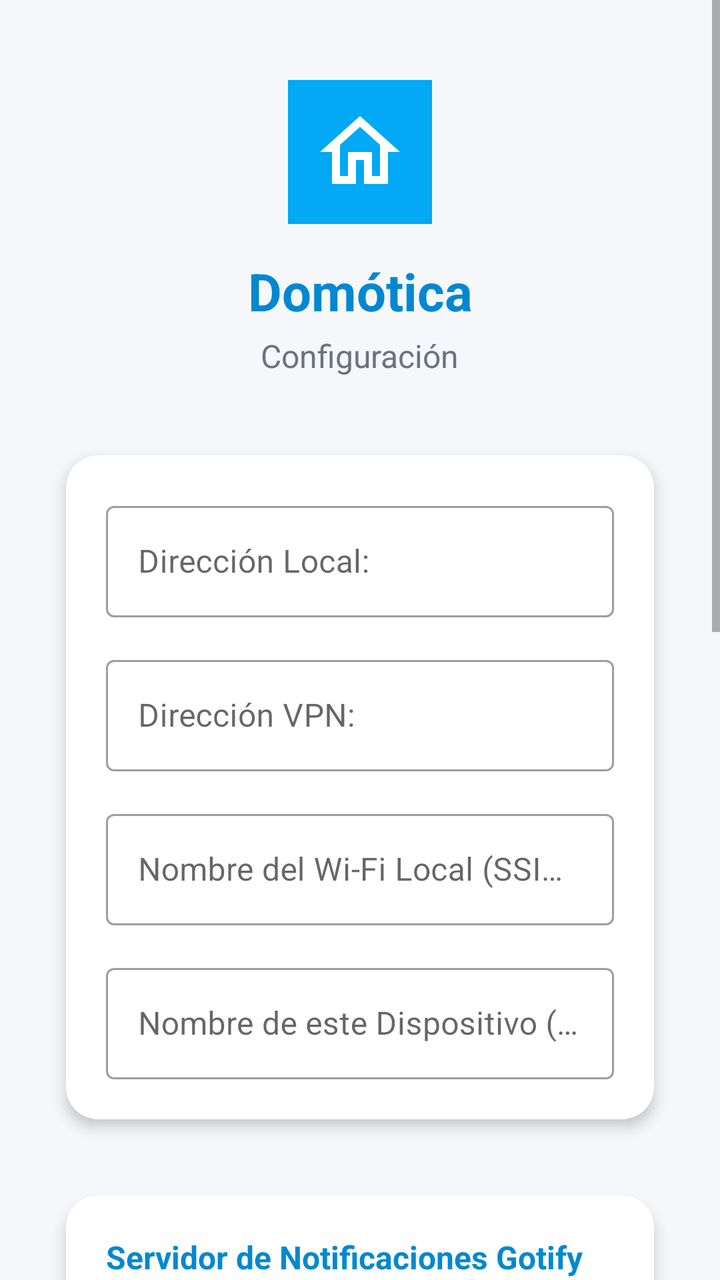
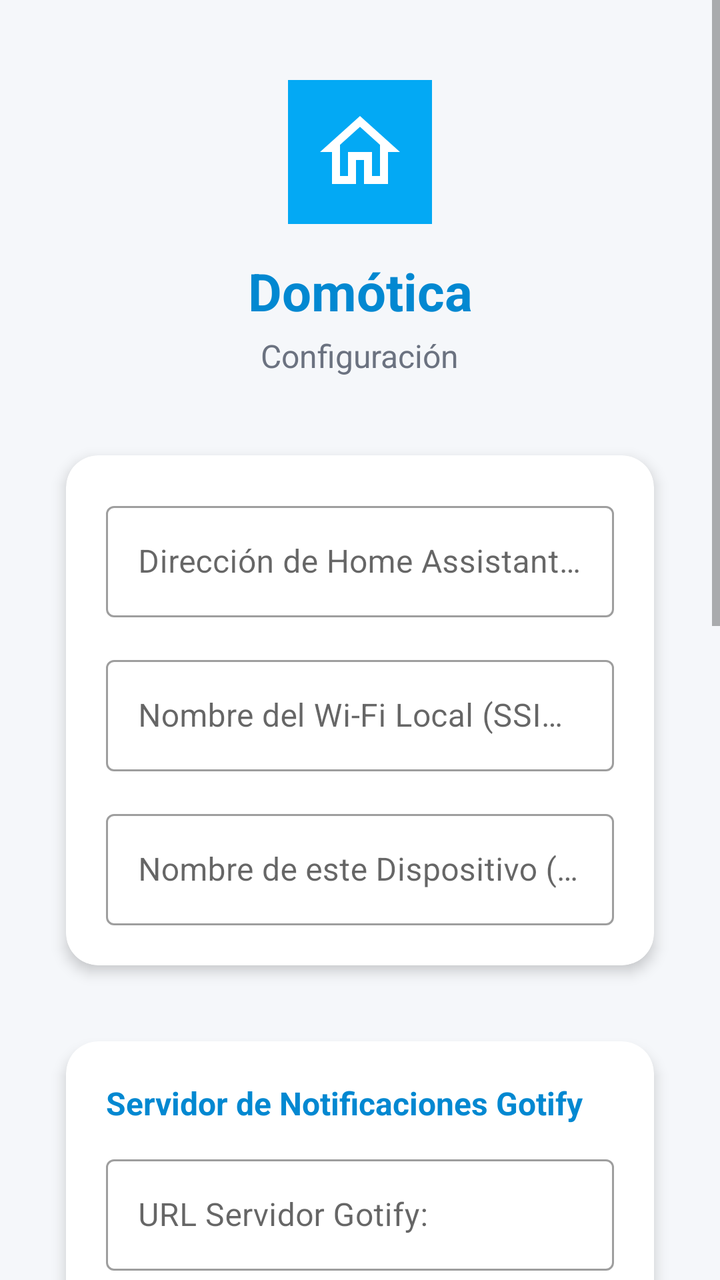

Compare the two renders of this Android layout. The source of the first and the diff that turns it into the second are given below.
<!-- AndroidManifest.xml: application theme Theme.Domotica -->
<!-- res/layout/activity_settings.xml -->
<?xml version="1.0" encoding="utf-8"?>
<ScrollView xmlns:android="http://schemas.android.com/apk/res/android"
    xmlns:app="http://schemas.android.com/apk/res-auto"
    xmlns:tools="http://schemas.android.com/tools"
    android:layout_width="match_parent"
    android:layout_height="match_parent"
    android:background="@color/background_light"
    android:fillViewport="true"
    tools:context=".SettingsActivity">

    <androidx.constraintlayout.widget.ConstraintLayout
        android:layout_width="match_parent"
        android:layout_height="wrap_content"
        android:padding="24dp">

        
        <ImageView
            android:id="@+id/ivLogo"
            android:layout_width="72dp"
            android:layout_height="72dp"
            android:layout_marginTop="16dp"
            android:background="@drawable/ic_launcher_background"
            android:contentDescription="@string/app_name"
            android:padding="12dp"
            android:src="@drawable/ic_house"
            app:layout_constraintEnd_toEndOf="parent"
            app:layout_constraintStart_toStartOf="parent"
            app:layout_constraintTop_toTopOf="parent" />

        <TextView
            android:id="@+id/tvTitle"
            android:layout_width="wrap_content"
            android:layout_height="wrap_content"
            android:layout_marginTop="16dp"
            android:text="@string/app_name"
            android:textColor="@color/primary_blue_dark"
            android:textSize="26sp"
            android:textStyle="bold"
            app:layout_constraintEnd_toEndOf="parent"
            app:layout_constraintStart_toStartOf="parent"
            app:layout_constraintTop_toBottomOf="@id/ivLogo" />

        <TextView
            android:id="@+id/tvSubtitle"
            android:layout_width="wrap_content"
            android:layout_height="wrap_content"
            android:layout_marginTop="4dp"
            android:text="@string/title_settings"
            android:textColor="@color/text_secondary"
            android:textSize="16sp"
            app:layout_constraintEnd_toEndOf="parent"
            app:layout_constraintStart_toStartOf="parent"
            app:layout_constraintTop_toBottomOf="@id/tvTitle" />

        
        <com.google.android.material.card.MaterialCardView
            android:id="@+id/cardSettings"
            android:layout_width="0dp"
            android:layout_height="wrap_content"
            android:layout_marginTop="28dp"
            app:cardCornerRadius="16dp"
            app:cardElevation="4dp"
            app:cardUseCompatPadding="true"
            app:layout_constraintEnd_toEndOf="parent"
            app:layout_constraintStart_toStartOf="parent"
            app:layout_constraintTop_toBottomOf="@id/tvSubtitle">

            <LinearLayout
                android:layout_width="match_parent"
                android:layout_height="wrap_content"
                android:orientation="vertical"
                android:padding="20dp">

                
                <com.google.android.material.textfield.TextInputLayout
                    android:id="@+id/tilLocalUrl"
                    style="@style/Widget.MaterialComponents.TextInputLayout.OutlinedBox"
                    android:layout_width="match_parent"
                    android:layout_height="wrap_content"
                    android:hint="@string/label_local_url">

                    <com.google.android.material.textfield.TextInputEditText
                        android:id="@+id/etLocalUrl"
                        android:layout_width="match_parent"
                        android:layout_height="wrap_content"
                        android:inputType="textUri"
                        android:singleLine="true" />
                </com.google.android.material.textfield.TextInputLayout>

                
                <com.google.android.material.textfield.TextInputLayout
                    android:id="@+id/tilVpnUrl"
                    style="@style/Widget.MaterialComponents.TextInputLayout.OutlinedBox"
                    android:layout_width="match_parent"
                    android:layout_height="wrap_content"
                    android:layout_marginTop="16dp"
                    android:hint="@string/label_vpn_url">

                    <com.google.android.material.textfield.TextInputEditText
                        android:id="@+id/etVpnUrl"
                        android:layout_width="match_parent"
                        android:layout_height="wrap_content"
                        android:inputType="textUri"
                        android:singleLine="true" />
                </com.google.android.material.textfield.TextInputLayout>

                
                <com.google.android.material.textfield.TextInputLayout
                    android:id="@+id/tilLocalSsid"
                    style="@style/Widget.MaterialComponents.TextInputLayout.OutlinedBox"
                    android:layout_width="match_parent"
                    android:layout_height="wrap_content"
                    android:layout_marginTop="16dp"
                    android:hint="@string/label_local_ssid">

                    <com.google.android.material.textfield.TextInputEditText
                        android:id="@+id/etLocalSsid"
                        android:layout_width="match_parent"
                        android:layout_height="wrap_content"
                        android:inputType="text"
                        android:singleLine="true" />
                </com.google.android.material.textfield.TextInputLayout>

                
                <com.google.android.material.textfield.TextInputLayout
                    android:id="@+id/tilDeviceName"
                    style="@style/Widget.MaterialComponents.TextInputLayout.OutlinedBox"
                    android:layout_width="match_parent"
                    android:layout_height="wrap_content"
                    android:layout_marginTop="16dp"
                    android:hint="@string/label_device_name">

                    <com.google.android.material.textfield.TextInputEditText
                        android:id="@+id/etDeviceName"
                        android:layout_width="match_parent"
                        android:layout_height="wrap_content"
                        android:inputType="text"
                        android:singleLine="true" />
                </com.google.android.material.textfield.TextInputLayout>

            </LinearLayout>

        </com.google.android.material.card.MaterialCardView>

        
        <com.google.android.material.card.MaterialCardView
            android:id="@+id/cardGotifySettings"
            android:layout_width="0dp"
            android:layout_height="wrap_content"
            android:layout_marginTop="16dp"
            app:cardCornerRadius="16dp"
            app:cardElevation="4dp"
            app:cardUseCompatPadding="true"
            app:layout_constraintEnd_toEndOf="parent"
            app:layout_constraintStart_toStartOf="parent"
            app:layout_constraintTop_toBottomOf="@id/cardSettings">

            <LinearLayout
                android:layout_width="match_parent"
                android:layout_height="wrap_content"
                android:orientation="vertical"
                android:padding="20dp">

                <TextView
                    android:layout_width="wrap_content"
                    android:layout_height="wrap_content"
                    android:text="@string/header_gotify_settings"
                    android:textColor="@color/primary_blue_dark"
                    android:textSize="16sp"
                    android:textStyle="bold" />

                
                <com.google.android.material.textfield.TextInputLayout
                    android:id="@+id/tilGotifyUrl"
                    style="@style/Widget.MaterialComponents.TextInputLayout.OutlinedBox"
                    android:layout_width="match_parent"
                    android:layout_height="wrap_content"
                    android:layout_marginTop="12dp"
                    android:hint="@string/label_gotify_url">

                    <com.google.android.material.textfield.TextInputEditText
                        android:id="@+id/etGotifyUrl"
                        android:layout_width="match_parent"
                        android:layout_height="wrap_content"
                        android:inputType="textUri"
                        android:singleLine="true" />
                </com.google.android.material.textfield.TextInputLayout>

                
                <com.google.android.material.textfield.TextInputLayout
                    android:id="@+id/tilGotifyUser"
                    style="@style/Widget.MaterialComponents.TextInputLayout.OutlinedBox"
                    android:layout_width="match_parent"
                    android:layout_height="wrap_content"
                    android:layout_marginTop="12dp"
                    android:hint="@string/label_gotify_user">

                    <com.google.android.material.textfield.TextInputEditText
                        android:id="@+id/etGotifyUser"
                        android:layout_width="match_parent"
                        android:layout_height="wrap_content"
                        android:inputType="text"
                        android:singleLine="true" />
                </com.google.android.material.textfield.TextInputLayout>

                
                <com.google.android.material.textfield.TextInputLayout
                    android:id="@+id/tilGotifyPass"
                    style="@style/Widget.MaterialComponents.TextInputLayout.OutlinedBox"
                    android:layout_width="match_parent"
                    android:layout_height="wrap_content"
                    android:layout_marginTop="12dp"
                    android:hint="@string/label_gotify_pass"
                    app:passwordToggleEnabled="true">

                    <com.google.android.material.textfield.TextInputEditText
                        android:id="@+id/etGotifyPass"
                        android:layout_width="match_parent"
                        android:layout_height="wrap_content"
                        android:inputType="textPassword"
                        android:singleLine="true" />
                </com.google.android.material.textfield.TextInputLayout>

            </LinearLayout>

        </com.google.android.material.card.MaterialCardView>

        
        <com.google.android.material.card.MaterialCardView
            android:id="@+id/cardTailscaleSettings"
            android:layout_width="0dp"
            android:layout_height="wrap_content"
            android:layout_marginTop="16dp"
            app:cardCornerRadius="16dp"
            app:cardElevation="4dp"
            app:cardUseCompatPadding="true"
            app:layout_constraintEnd_toEndOf="parent"
            app:layout_constraintStart_toStartOf="parent"
            app:layout_constraintTop_toBottomOf="@id/cardGotifySettings">

            <LinearLayout
                android:layout_width="match_parent"
                android:layout_height="wrap_content"
                android:orientation="vertical"
                android:padding="20dp">

                <TextView
                    android:layout_width="wrap_content"
                    android:layout_height="wrap_content"
                    android:text="Acceso Remoto Tailscale"
                    android:textColor="@color/primary_blue_dark"
                    android:textSize="16sp"
                    android:textStyle="bold" />

                <TextView
                    android:layout_width="wrap_content"
                    android:layout_height="wrap_content"
                    android:layout_marginTop="4dp"
                    android:text="Inicia sesión o introduce la Auth Key para mantener el acceso remoto persistente para siempre."
                    android:textColor="@color/text_secondary"
                    android:textSize="13sp" />

                
                <com.google.android.material.textfield.TextInputLayout
                    android:id="@+id/tilTailscaleAuthKey"
                    style="@style/Widget.MaterialComponents.TextInputLayout.OutlinedBox"
                    android:layout_width="match_parent"
                    android:layout_height="wrap_content"
                    android:layout_marginTop="12dp"
                    android:hint="Auth Key (tskey-auth-...)">

                    <com.google.android.material.textfield.TextInputEditText
                        android:id="@+id/etTailscaleAuthKey"
                        android:layout_width="match_parent"
                        android:layout_height="wrap_content"
                        android:inputType="text"
                        android:singleLine="true" />
                </com.google.android.material.textfield.TextInputLayout>

                
                <com.google.android.material.button.MaterialButton
                    android:id="@+id/btnTailscaleLogin"
                    style="@style/Widget.MaterialComponents.Button.OutlinedButton"
                    android:layout_width="match_parent"
                    android:layout_height="50dp"
                    android:layout_marginTop="12dp"
                    android:text="Iniciar sesión / Vincular Tailscale"
                    android:textColor="@color/primary_blue"
                    app:cornerRadius="8dp"
                    app:strokeColor="@color/primary_blue" />

            </LinearLayout>

        </com.google.android.material.card.MaterialCardView>

        
        <com.google.android.material.button.MaterialButton
            android:id="@+id/btnSave"
            android:layout_width="0dp"
            android:layout_height="56dp"
            android:layout_marginTop="24dp"
            android:layout_marginBottom="16dp"
            android:text="@string/btn_save_and_continue"
            android:textColor="@color/white"
            android:textSize="16sp"
            android:textStyle="bold"
            app:backgroundTint="@color/primary_blue"
            app:cornerRadius="12dp"
            app:layout_constraintBottom_toBottomOf="parent"
            app:layout_constraintEnd_toEndOf="parent"
            app:layout_constraintStart_toStartOf="parent"
            app:layout_constraintTop_toBottomOf="@id/cardTailscaleSettings"
            app:layout_constraintVertical_bias="0.0" />

    </androidx.constraintlayout.widget.ConstraintLayout>

</ScrollView>
<!-- resources referenced by this layout -->
<resources>
  <color name="background_light">#F5F7FA</color>
  <color name="primary_blue">#03A9F4</color>
  <color name="primary_blue_dark">#0288D1</color>
  <color name="text_secondary">#6B7280</color>
  <color name="white">#FFFFFF</color>
  <!-- drawable ic_house (drawable) -->
  <vector xmlns:android="http://schemas.android.com/apk/res/android"
      android:width="108dp"
      android:height="108dp"
      android:viewportWidth="24"
      android:viewportHeight="24">
      <path
          android:fillColor="#FFFFFF"
          android:pathData="M12,3L2,12h3v8h6v-6h2v6h6v-8h3L12,3z M12,5.69l5,4.5V18h-2v-6H9v6H7v-7.81L12,5.69z"/>
  </vector>
  <!-- drawable ic_launcher_background (drawable) -->
  <?xml version="1.0" encoding="utf-8"?>
  <vector xmlns:android="http://schemas.android.com/apk/res/android"
      android:width="108dp"
      android:height="108dp"
      android:viewportWidth="108"
      android:viewportHeight="108">
      <path
          android:fillColor="#03A9F4"
          android:pathData="M0,0h108v108h-108z" />
  </vector>
  <string name="app_name">Domótica</string>
  <string name="btn_save_and_continue">Guardar y Continuar</string>
  <string name="header_gotify_settings">Servidor de Notificaciones Gotify</string>
  <string name="label_device_name">Nombre de este Dispositivo (para notificaciones):</string>
  <string name="label_gotify_pass">Contraseña Gotify:</string>
  <string name="label_gotify_url">URL Servidor Gotify:</string>
  <string name="label_gotify_user">Usuario Gotify:</string>
  <string name="label_local_ssid">Nombre del Wi-Fi Local (SSID):</string>
  <string name="label_local_url">Dirección Local:</string>
  <string name="label_vpn_url">Dirección VPN:</string>
  <string name="title_settings">Configuración</string>
  <style name="Theme.Domotica" parent="Theme.MaterialComponents.DayNight.NoActionBar">
          
          <item name="colorPrimary">@color/primary_blue</item>
          <item name="colorPrimaryVariant">@color/primary_blue_dark</item>
          <item name="colorOnPrimary">@color/white</item>
          
          <item name="colorSecondary">@color/accent_blue</item>
          <item name="colorSecondaryVariant">@color/accent_blue</item>
          <item name="colorOnSecondary">@color/white</item>
          
          <item name="android:statusBarColor">@color/primary_blue_dark</item>
      </style>
  <color name="accent_blue">#009688</color>
</resources>

<!-- the commit's change to res/layout/activity_settings.xml (unified diff, before → after) -->
@@ -93,8 +93,7 @@
                     style="@style/Widget.MaterialComponents.TextInputLayout.OutlinedBox"
                     android:layout_width="match_parent"
                     android:layout_height="wrap_content"
-                    android:layout_marginTop="16dp"
-                    android:hint="@string/label_vpn_url">
+                    android:visibility="gone">
 
                     <com.google.android.material.textfield.TextInputEditText
                         android:id="@+id/etVpnUrl"
@@ -227,7 +226,7 @@
 
         
         <com.google.android.material.card.MaterialCardView
-            android:id="@+id/cardTailscaleSettings"
+            android:id="@+id/cardWireGuardSettings"
             android:layout_width="0dp"
             android:layout_height="wrap_content"
             android:layout_marginTop="16dp"
@@ -247,7 +246,7 @@
                 <TextView
                     android:layout_width="wrap_content"
                     android:layout_height="wrap_content"
-                    android:text="Acceso Remoto Tailscale"
+                    android:text="@string/header_wireguard_settings"
                     android:textColor="@color/primary_blue_dark"
                     android:textSize="16sp"
                     android:textStyle="bold" />
@@ -256,38 +255,53 @@
                     android:layout_width="wrap_content"
                     android:layout_height="wrap_content"
                     android:layout_marginTop="4dp"
-                    android:text="Inicia sesión o introduce la Auth Key para mantener el acceso remoto persistente para siempre."
+                    android:text="Escanea el código QR generado en tu servidor de Wg-Easy para activar el acceso remoto transparente."
                     android:textColor="@color/text_secondary"
                     android:textSize="13sp" />
 
                 
-                <com.google.android.material.textfield.TextInputLayout
-                    android:id="@+id/tilTailscaleAuthKey"
+                <com.google.android.material.button.MaterialButton
+                    android:id="@+id/btnScanQr"
+                    style="@style/Widget.MaterialComponents.Button"
+                    android:layout_width="match_parent"
+                    android:layout_height="52dp"
+                    android:layout_marginTop="16dp"
+                    android:text="@string/btn_scan_qr_code"
+                    android:textColor="@color/white"
+                    android:textSize="15sp"
+                    android:textStyle="bold"
+                    app:backgroundTint="@color/primary_blue"
+                    app:cornerRadius="10dp" />
+
+                <TextView
+                    android:id="@+id/tvWireGuardStatus"
+                    android:layout_width="wrap_content"
+                    android:layout_height="wrap_content"
+                    android:layout_marginTop="10dp"
+                    android:text="Estado: Sin configuración WireGuard"
+                    android:textColor="@color/text_secondary"
+                    android:textSize="13sp"
+                    android:textStyle="italic" />
+
+                
+                <com.google.android.material.textfield.TextInputLayout
+                    android:id="@+id/tilWireGuardConfig"
                     style="@style/Widget.MaterialComponents.TextInputLayout.OutlinedBox"
                     android:layout_width="match_parent"
                     android:layout_height="wrap_content"
                     android:layout_marginTop="12dp"
-                    android:hint="Auth Key (tskey-auth-...)">
-
-                    <com.google.android.material.textfield.TextInputEditText
-                        android:id="@+id/etTailscaleAuthKey"
-                        android:layout_width="match_parent"
-                        android:layout_height="wrap_content"
-                        android:inputType="text"
-                        android:singleLine="true" />
-                </com.google.android.material.textfield.TextInputLayout>
-
-                
-                <com.google.android.material.button.MaterialButton
-                    android:id="@+id/btnTailscaleLogin"
-                    style="@style/Widget.MaterialComponents.Button.OutlinedButton"
-                    android:layout_width="match_parent"
-                    android:layout_height="50dp"
-                    android:layout_marginTop="12dp"
-                    android:text="Iniciar sesión / Vincular Tailscale"
-                    android:textColor="@color/primary_blue"
-                    app:cornerRadius="8dp"
-                    app:strokeColor="@color/primary_blue" />
+                    android:hint="Configuración WireGuard (.conf / QR)">
+
+                    <com.google.android.material.textfield.TextInputEditText
+                        android:id="@+id/etWireGuardConfig"
+                        android:layout_width="match_parent"
+                        android:layout_height="wrap_content"
+                        android:gravity="top|start"
+                        android:inputType="textMultiLine"
+                        android:lines="4"
+                        android:maxLines="8"
+                        android:textSize="12sp" />
+                </com.google.android.material.textfield.TextInputLayout>
 
             </LinearLayout>
 
@@ -309,7 +323,7 @@
             app:layout_constraintBottom_toBottomOf="parent"
             app:layout_constraintEnd_toEndOf="parent"
             app:layout_constraintStart_toStartOf="parent"
-            app:layout_constraintTop_toBottomOf="@id/cardTailscaleSettings"
+            app:layout_constraintTop_toBottomOf="@id/cardWireGuardSettings"
             app:layout_constraintVertical_bias="0.0" />
 
     </androidx.constraintlayout.widget.ConstraintLayout>
<!-- resource entries referenced after the edit -->
@@ -28,14 +28,15 @@
   </vector>
   <string name="app_name">Domótica</string>
   <string name="btn_save_and_continue">Guardar y Continuar</string>
+  <string name="btn_scan_qr_code">📷 Escanear QR de Wg-Easy</string>
   <string name="header_gotify_settings">Servidor de Notificaciones Gotify</string>
+  <string name="header_wireguard_settings">Acceso Remoto WireGuard (Wg-Easy)</string>
   <string name="label_device_name">Nombre de este Dispositivo (para notificaciones):</string>
   <string name="label_gotify_pass">Contraseña Gotify:</string>
   <string name="label_gotify_url">URL Servidor Gotify:</string>
   <string name="label_gotify_user">Usuario Gotify:</string>
   <string name="label_local_ssid">Nombre del Wi-Fi Local (SSID):</string>
-  <string name="label_local_url">Dirección Local:</string>
-  <string name="label_vpn_url">Dirección VPN:</string>
+  <string name="label_local_url">Dirección de Home Assistant (Wi-Fi / VPN):</string>
   <string name="title_settings">Configuración</string>
   <style name="Theme.Domotica" parent="Theme.MaterialComponents.DayNight.NoActionBar">
           
